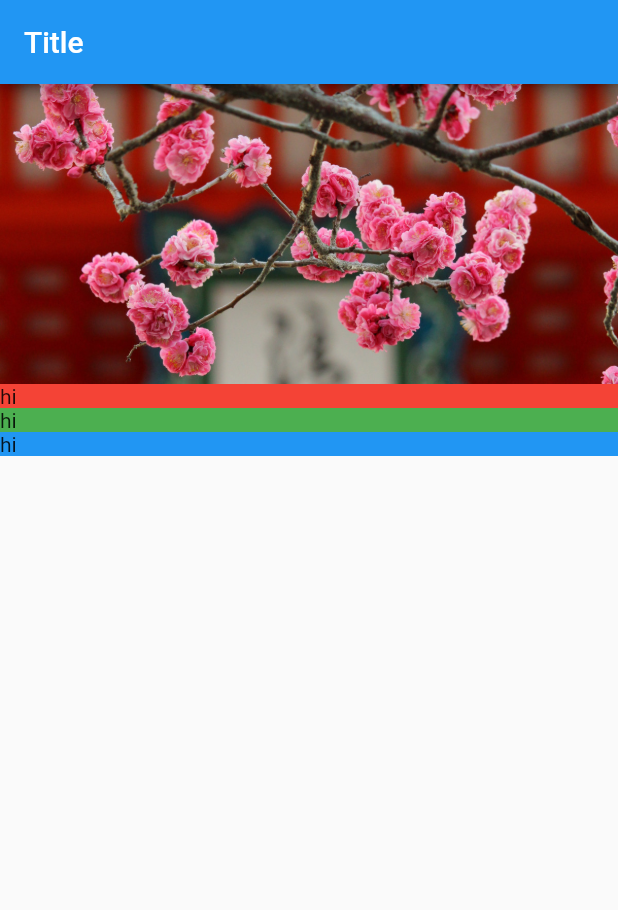
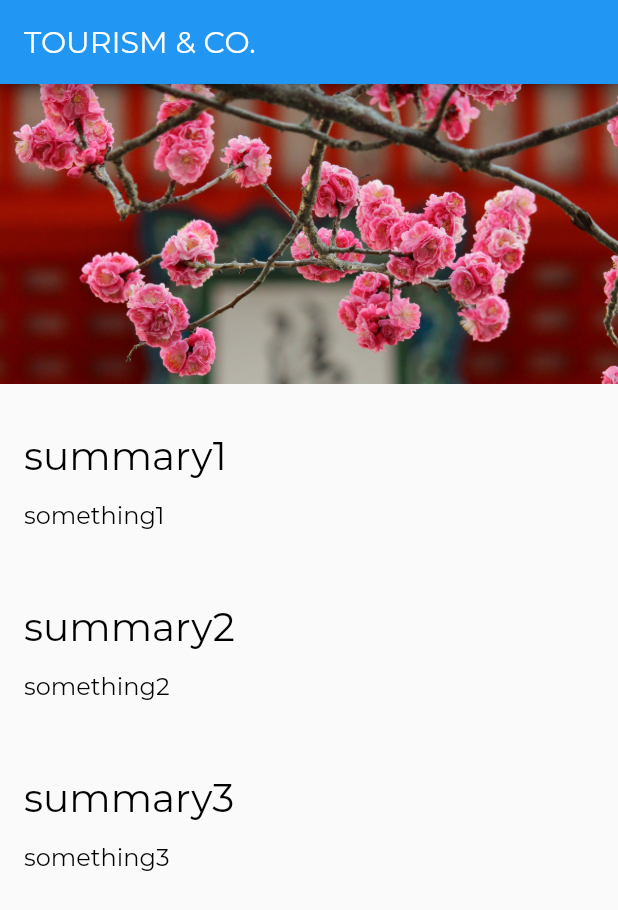
Before and after one commit to Narnian12/fCCFlutter, a Flutter app: the screen it shows after launch, on a phone screen of 412 x 824 dp. Shown: the top 910 px of the screen. Run offline on Flutter 3.47's test engine with Material 2 defaults, Android fonts, the phone set to English and light mode, and no system bars.

Commit message:
- Added text theme

```diff
--- a/lib/app.dart
+++ b/lib/app.dart
@@ -1,15 +1,23 @@
 // app.dart
-
-import 'dart:html';
 
 import 'package:flutter/material.dart';
 import 'screens/location_detail/location_detail.dart';
+import 'style.dart';
 
 class App extends StatelessWidget {
   @override
   Widget build(BuildContext context) {
     return MaterialApp(
       home: LocationDetail(),
+      theme: ThemeData(
+        appBarTheme: AppBarTheme(
+          titleTextStyle: AppBarTextStyle, // Styles text of app bar
+        ),
+        textTheme: TextTheme(
+          headline6: TitleTextStyle,
+          bodyText2: Body1Style,
+        )
+      ),
     );
   }
 }
--- a/lib/screens/location_detail/location_detail.dart
+++ b/lib/screens/location_detail/location_detail.dart
@@ -9,16 +9,16 @@
   Widget build(BuildContext context) {
     return Scaffold(
       appBar: AppBar(
-        title: Text('Title'),
+        title: Text('TOURISM & CO.'),
       ),
       body: Column(
           mainAxisAlignment: MainAxisAlignment.start,
           crossAxisAlignment: CrossAxisAlignment.stretch,
           children: [
             ImageBanner("assets/images/kiyomizu-dera.jpg"),
-            TextSection(Colors.red),
-            TextSection(Colors.green),
-            TextSection(Colors.blue),
+            TextSection("summary1", "something1"),
+            TextSection("summary2", "something2"),
+            TextSection("summary3", "something3"),
           ]),
     );
   }
--- a/lib/screens/location_detail/text_section.dart
+++ b/lib/screens/location_detail/text_section.dart
@@ -1,17 +1,27 @@
 import 'package:flutter/material.dart';
 
 class TextSection extends StatelessWidget {
-  final Color _color;
+  final String _title;
+  final String _body;
+  static const double _hPad = 16.0;
 
-  TextSection(this._color);
+  TextSection(this._title, this._body);
 
   @override
   Widget build(BuildContext context) {
-    return Container(
-      decoration: BoxDecoration(
-        color: this._color,
-      ),
-      child: Text('hi'),
+    return Column(
+      mainAxisAlignment: MainAxisAlignment.start,
+      crossAxisAlignment: CrossAxisAlignment.stretch,
+      children: [
+        Container(
+          padding: const EdgeInsets.fromLTRB(_hPad, 32.0, _hPad, 4.0),
+          child: Text(_title, style: Theme.of(context).textTheme.headline6),
+        ),
+        Container(
+          padding: const EdgeInsets.fromLTRB(_hPad, 10.0, _hPad, _hPad),
+          child: Text(_body, style: Theme.of(context).textTheme.bodyText2,),
+        )
+      ],
     );
   }
 }
--- /dev/null
+++ b/lib/style.dart
@@ -0,0 +1,29 @@
+import 'package:flutter/material.dart';
+
+const LargeTextSize = 26.0;
+const MediumTextSize = 20.0;
+const BodyTextSize = 16.0;
+
+const String FontNameDefault = 'Montserrat';
+
+const AppBarTextStyle = TextStyle(
+  fontFamily: FontNameDefault,
+  fontWeight: FontWeight.w300,
+  fontSize: MediumTextSize,
+  color: Colors.white,
+);
+
+const TitleTextStyle = TextStyle(
+  fontFamily: FontNameDefault,
+  fontWeight: FontWeight.w300,
+  fontSize: LargeTextSize,
+  color: Colors.black,
+);
+
+// Old body1 is now bodyText2
+const Body1Style = TextStyle(
+  fontFamily: FontNameDefault,
+  fontWeight: FontWeight.w300,
+  fontSize: BodyTextSize,
+  color: Colors.black,
+);
```
Also changed, not shown: pubspec.yaml (+8 -1 lines), assets/fonts/Montserrat-Bold.ttf (added), assets/fonts/Montserrat-Regular.ttf (added).
